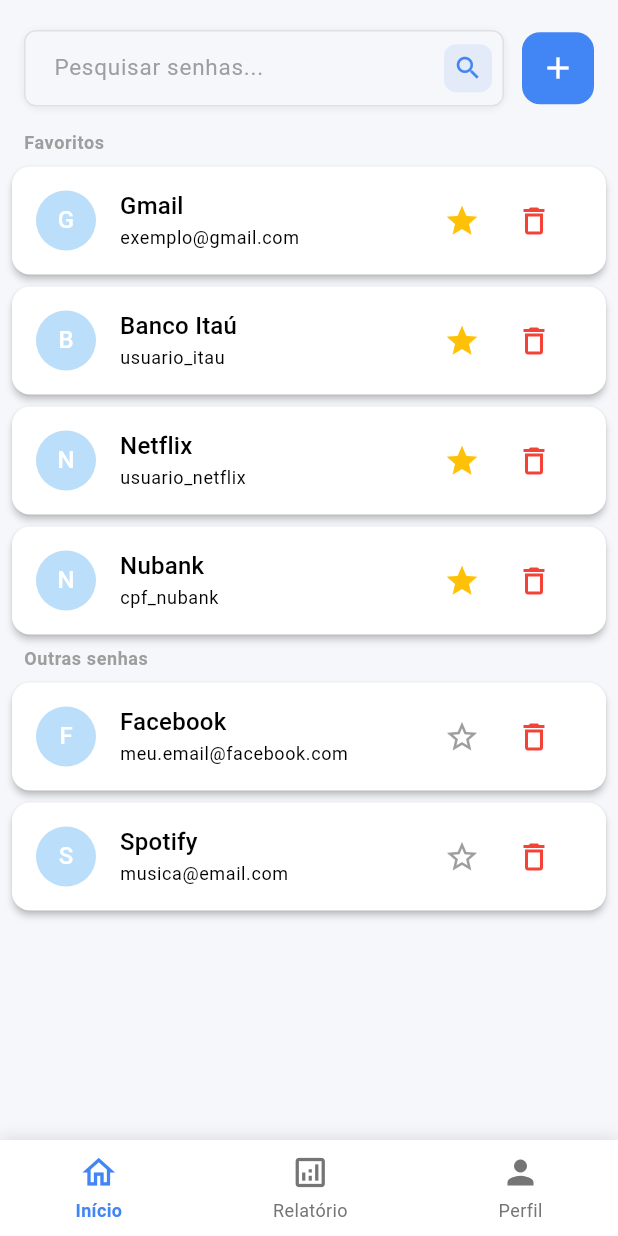
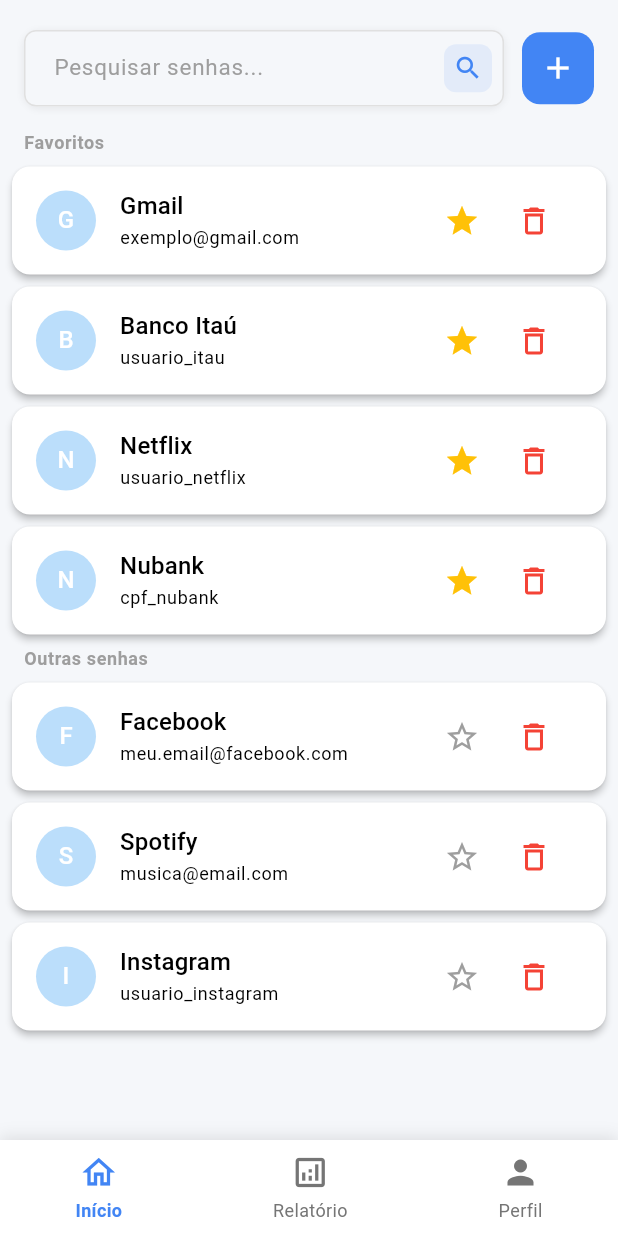
Before and after one commit to lucasbno/blindex, a Flutter app: the PasswordListView screen opened by its route, on a phone screen of 412 x 824 dp. Run offline on Flutter 3.47's test engine with Material 3 defaults, Android fonts, the phone set to English and light mode, and no system bars; our stand-ins replace device_preview, get_it, mask_text_input_formatter; missing offline and left inert: bcrypt.

```diff
--- a/lib/controller/password_controller.dart
+++ b/lib/controller/password_controller.dart
@@ -25,7 +25,7 @@ class PasswordController extends ChangeNotifier {
       id: '1685432163000',
       title: 'Facebook',
       login: 'meu.email@facebook.com',
-      password: 'Facebook@2023',
+      password: 'Facebook2023',
       site: 'https://facebook.com',
       notes: 'Perfil pessoal',
       isFavorite: false,
@@ -55,6 +55,15 @@ class PasswordController extends ChangeNotifier {
       password: 'SpotifyMusica!2023',
       site: 'https://spotify.com',
       notes: 'Plano família, renovação automática',
+      isFavorite: false,
+    ),
+    Password(
+      id: '1685432166000',
+      title: 'Instagram',
+      login: 'usuario_instagram',
+      password: 'Facebook2023',
+      site: 'https://instagram.com',
+      notes: 'Perfil pessoal, fotos de viagens',
       isFavorite: false,
     ),
   ];
--- a/lib/controller/reports_controller.dart
+++ b/lib/controller/reports_controller.dart
@@ -51,7 +51,7 @@ class ReportsController extends ChangeNotifier {
     for (var group in reusedPasswords) {
       totalIssues += (group['accounts'] as List).length - 1;
     }
-    //
+
     double score = 100 - ((totalIssues / allPasswords.length) * 100);
 
     return score.clamp(0, 100);
--- a/lib/model/user_model.dart
+++ b/lib/model/user_model.dart
@@ -6,11 +6,9 @@ class User {
   final String email;
   final String passwordHash;
 
-  // Regular constructor that hashes the password
   User({required this.name, required this.email, required this.phoneNumber, required String password})
       : passwordHash = BCrypt.hashpw(password, BCrypt.gensalt());
 
-  // Add a named constructor for creating with an existing hash
   User.withExistingHash({
     required this.name,
     required this.email,
@@ -18,15 +16,13 @@ class User {
     required this.passwordHash
   });
 
-  // Fixed copyWith method
   User copyWith({
     String? name,
     String? phoneNumber,
     String? email,
-    String? newPassword,  // Changed to newPassword to make intent clear
+    String? newPassword,
   }) {
     if (newPassword != null) {
-      // If a new password is provided, hash it
       return User(
         name: name ?? this.name,
         phoneNumber: phoneNumber ?? this.phoneNumber,
@@ -34,7 +30,6 @@ class User {
         password: newPassword,
       );
     } else {
-      // If no new password, keep the existing hash
       return User.withExistingHash(
         name: name ?? this.name,
         phoneNumber: phoneNumber ?? this.phoneNumber,
```
Also changed, not shown: lib/view/forgot_pwd_view.dart (+0 -14 lines), example.png (added), 1 other file.
